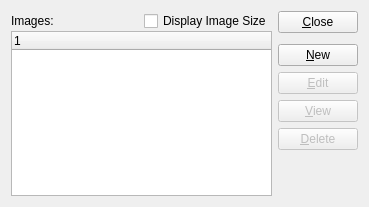
Before: the Qt Designer form guiclient/images.ui in discountscott/qt-client, drawn with Qt 5.
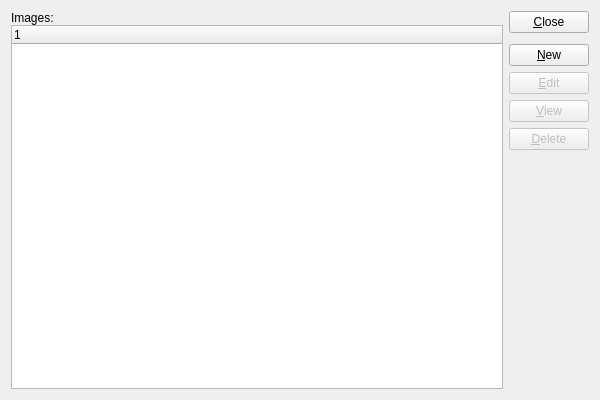
After: the same form once the commit is applied. Custom widgets are drawn as their Qt base class.

```diff
--- a/guiclient/images.ui
+++ b/guiclient/images.ui
@@ -13,8 +13,8 @@
    <rect>
     <x>0</x>
     <y>0</y>
-    <width>369</width>
-    <height>207</height>
+    <width>600</width>
+    <height>400</height>
    </rect>
   </property>
   <property name="windowTitle">
@@ -27,8 +27,6 @@
       <number>0</number>
      </property>
      <item>
-      <layout class="QHBoxLayout" name="horizontalLayout">
-       <item>
         <widget class="QLabel" name="_imageLit">
          <property name="text">
           <string>Images:</string>
@@ -36,28 +34,6 @@
         </widget>
        </item>
        <item>
-        <spacer name="horizontalSpacer">
-         <property name="orientation">
-          <enum>Qt::Horizontal</enum>
-         </property>
-         <property name="sizeHint" stdset="0">
-          <size>
-           <width>40</width>
-           <height>20</height>
-          </size>
-         </property>
-        </spacer>
-       </item>
-       <item>
-        <widget class="XCheckBox" name="_showSize">
-         <property name="text">
-          <string>Display Image Size</string>
-         </property>
-        </widget>
-       </item>
-      </layout>
-     </item>
-     <item>
       <widget class="XTreeWidget" name="_image"/>
      </item>
     </layout>
@@ -146,11 +122,6 @@
  </widget>
  <layoutdefault spacing="6" margin="11"/>
  <customwidgets>
-  <customwidget>
-   <class>XCheckBox</class>
-   <extends>QCheckBox</extends>
-   <header>xcheckbox.h</header>
-  </customwidget>
   <customwidget>
    <class>XTreeWidget</class>
    <extends>QTreeWidget</extends>
```
Lines whose indentation alone changed are shown as unchanged.
